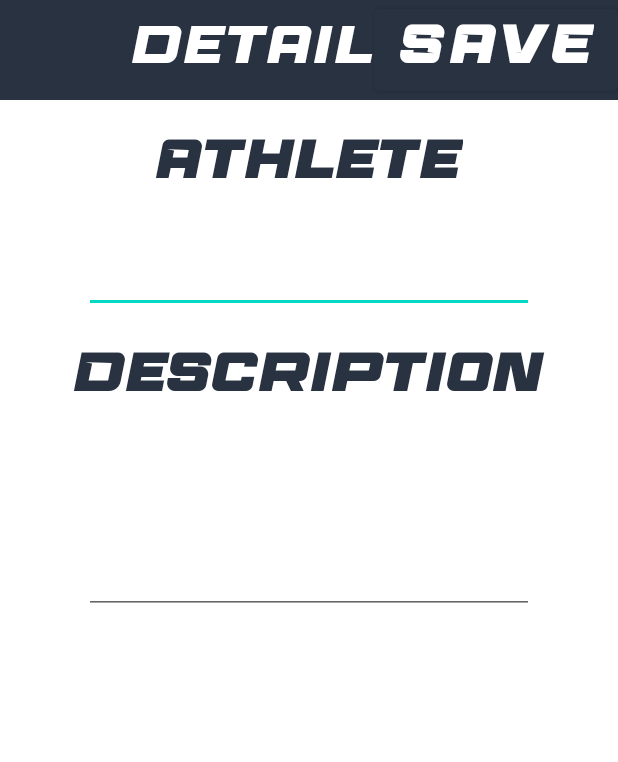
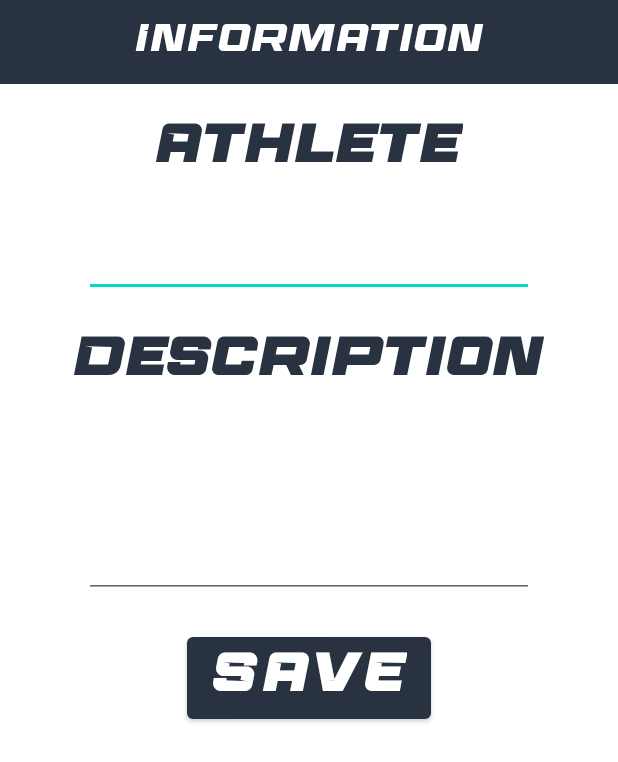
Before and after one commit to Zack-Mangani/mobilecomputing, an Android app: the NoteDetailActivity screen opened directly, with no data from a screen before it, on a phone screen of 412 x 824 dp. Shown: the top 762 px of the screen. Run offline under Robolectric (Android 15) with nearby library versions, the phone set to English and light mode, and no system bars.

Commit message:
Continued working on the app

```diff
--- a/app/src/main/java/com/example/monitorit/Note.java
+++ b/app/src/main/java/com/example/monitorit/Note.java
@@ -11,6 +11,7 @@ public class Note {
     private Date deleted;
 
     public static ArrayList<Note> noteArrayList = new ArrayList<>();
+    public static String NOTE_EDIT_EXTRA ="noteEdit";
     public Note(int id, String title, String description, Date deleted) {
         this.id = id;
         this.title = title;
@@ -24,6 +25,26 @@ public class Note {
         this.description = description;
         deleted = null;
     }
+
+    public static Note getNoteForID(int passedNoteID) {
+        for(Note note: noteArrayList) {
+            if(note.getId() == passedNoteID){
+                return note;
+            }
+
+        }
+        return null;
+    }
+
+    public static ArrayList<Note> nonDeletedNote() {
+        ArrayList<Note> nonDeleted = new ArrayList<>();
+        for (Note note : noteArrayList) {
+            if (note.getDeleted() == null) {
+                nonDeleted.add(note);
+            }
+        }
+        return nonDeleted;
+     }
 
     public int getId() {
         return id;
--- a/app/src/main/java/com/example/monitorit/NoteDetailActivity.java
+++ b/app/src/main/java/com/example/monitorit/NoteDetailActivity.java
@@ -2,35 +2,68 @@ package com.example.monitorit;
 
 import androidx.appcompat.app.AppCompatActivity;
 
+import android.content.Intent;
 import android.os.Bundle;
 import android.view.View;
+import android.widget.Button;
 import android.widget.EditText;
+
+import java.util.Date;
 
 public class NoteDetailActivity extends AppCompatActivity {
 
 
     private EditText titleEdittext, descEditText;
+    private Button deleteButton;
     @Override
     protected void onCreate(Bundle savedInstanceState) {
         super.onCreate(savedInstanceState);
         setContentView(R.layout.activity_note_detail);
         initWidgets();
+        checkForEditNote();
+    }
+private Note selectedNote;
+    private void checkForEditNote() {
+        Intent previousIntent = getIntent();
+        int passedNoteID = previousIntent.getIntExtra(Note.NOTE_EDIT_EXTRA, -1);
+        selectedNote = Note.getNoteForID(passedNoteID);
+
+        if(selectedNote != null) {
+            titleEdittext.setText(selectedNote.getTitle());
+            descEditText.setText(selectedNote.getDescription());
+        } else {
+            deleteButton.setVisibility(View.INVISIBLE);
+        }
     }
 
     private void initWidgets() {
         titleEdittext = findViewById(R.id.titleEditText);
         descEditText =findViewById(R.id.descriptionEditText);
+        deleteButton = findViewById(R.id.deleteAthlete);
 
     }
 
+
+
     public void SaveNote(View view) {
+
 
         String title = String.valueOf(titleEdittext.getText());
         String desc = String.valueOf(descEditText.getText());
 
-        int id = Note.noteArrayList.size();
-        Note newNote = new Note(id,title,desc);
-        Note.noteArrayList.add(newNote);
+        if(selectedNote == null) {
+            int id = Note.noteArrayList.size();
+            Note newNote = new Note(id, title, desc);
+            Note.noteArrayList.add(newNote);
+        } else {
+            selectedNote.setTitle(title);
+            selectedNote.setDescription(desc);
+        }
+        finish();
+    }
+
+    public void DeleteNote(View view) {
+        selectedNote.setDeleted(new Date());
         finish();
     }
 }
--- a/app/src/main/res/layout/activity_note_detail.xml
+++ b/app/src/main/res/layout/activity_note_detail.xml
@@ -17,24 +17,13 @@
         <TextView
             android:layout_width="wrap_content"
             android:layout_height="wrap_content"
-            android:text="detail"
-            android:textSize="35sp"
+            android:text="Information"
+            android:textSize="25sp"
             android:layout_gravity="center"
             android:textColor="@color/white"
             android:fontFamily="@font/racesport" />
 
 
-        <Button
-            android:id="@+id/newAthleteCheck"
-            android:layout_width="wrap_content"
-            android:layout_height="wrap_content"
-            android:text="Save"
-            android:textSize="35sp"
-            android:textColor="@color/white"
-            android:textStyle="bold"
-            android:fontFamily="@font/racesport"
-            android:layout_gravity="end"
-            android:onClick="SaveNote"/>
 
     </androidx.appcompat.widget.Toolbar>
 
@@ -84,5 +73,32 @@
         android:textColor="@color/blue"
         android:layout_gravity="center"/>
 
+    <Button
+        android:id="@+id/newAthleteCheck"
+        android:layout_width="wrap_content"
+        android:layout_height="wrap_content"
+        android:text="Save"
+        android:textSize="35sp"
+        android:layout_marginTop="20dp"
+        android:textColor="@color/white"
+        android:layout_gravity="center"
+        android:textStyle="bold"
+        android:fontFamily="@font/racesport"
+        android:onClick="SaveNote"/>
+
+
+    <Button
+        android:id="@+id/deleteAthlete"
+        android:layout_width="wrap_content"
+        android:layout_height="wrap_content"
+        android:text="Delete"
+        android:textSize="35sp"
+        android:layout_marginTop="20dp"
+        android:textColor="@color/white"
+        android:layout_gravity="center"
+        android:textStyle="bold"
+        android:fontFamily="@font/racesport"
+        android:onClick="DeleteNote"/>
+
 
 </LinearLayout>
--- a/app/src/main/res/values/themes.xml
+++ b/app/src/main/res/values/themes.xml
@@ -12,6 +12,7 @@
         <!-- Status bar color. -->
         <item name="android:statusBarColor">?attr/colorPrimaryVariant</item>
         <!-- Customize your theme here. -->
+
     </style>
 
     <style name="actionBarTheme" parent="Theme.MaterialComponents.DayNight.NoActionBar">
```
Also changed, not shown: app/src/main/java/com/example/monitorit/AthletesFragment.java (+22 -1 lines), app/src/main/res/layout/activity_login.xml (+11 -11 lines), app/src/main/res/layout/activity_splash.xml (+13 -9 lines), app/src/main/res/layout/fragment_fixtures.xml (+18 -0 lines), app/src/main/res/layout/fragment_stopwatch.xml (+18 -1 lines).
